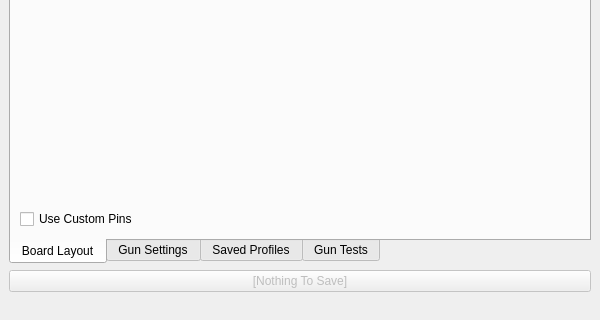
Qt form guiwindow.ui (TeamOpenFIRE/OpenFIRE-App) before a commit; both pictures show x 0 to 600 and y 630 to 950 of the 600 by 950 pixel window.
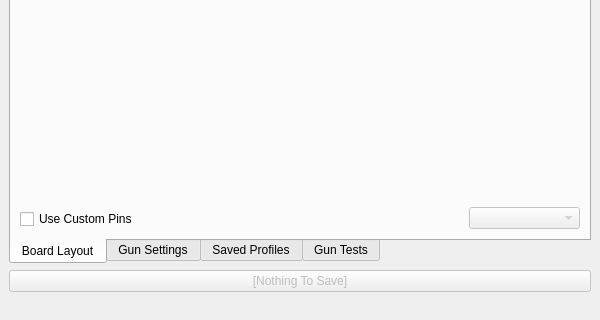
The same form after that commit. Icons and pictures are not drawn.

Commit message:
Custom presets implementation (#6)
In case a future board maker decides to create some kind of hat for any particular board, and feels as if the default layout is not appropriate for their uses, the new preset layouts combobox in the board layout tab can be used to select any one of these, if the given board has them.

Right now, all it provides is alternate layouts for ItsyBitsy boards (SAMCO 1.1 and SAMCO 2.0 Original)

```diff
--- a/guiwindow.ui
+++ b/guiwindow.ui
@@ -137,6 +137,8 @@
         <item>
          <layout class="QHBoxLayout" name="PinsTopHalf"/>
         </item>
+        <item>
+         <layout class="QHBoxLayout" name="PinsBottomHalf">
         <item alignment="Qt::AlignmentFlag::AlignBottom">
          <widget class="QCheckBox" name="customPinsEnabled">
           <property name="enabled">
@@ -167,6 +169,18 @@
            <string>Use Custom Pins</string>
           </property>
          </widget>
+          </item>
+          <item alignment="Qt::AlignmentFlag::AlignRight|Qt::AlignmentFlag::AlignBottom">
+           <widget class="QComboBox" name="presetsBox">
+            <property name="enabled">
+             <bool>false</bool>
+            </property>
+            <property name="placeholderText">
+             <string>Preset Layouts</string>
+            </property>
+           </widget>
+          </item>
+         </layout>
         </item>
        </layout>
       </widget>
```
Lines whose indentation alone changed are shown as unchanged. The commit also changes 3 other files.
